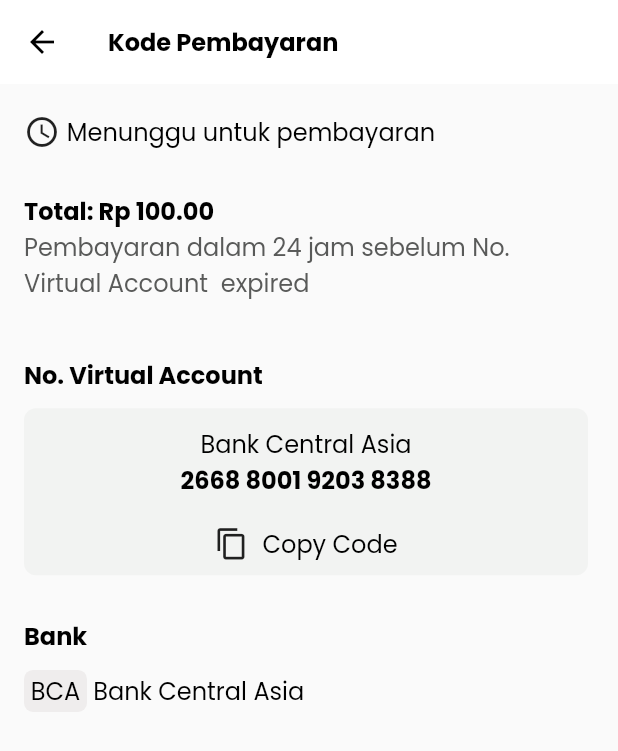
After one commit to Balink-8/mobile_balink, a Flutter app: the KodePembayaranPage screen opened directly, on a phone screen of 412 x 824 dp. The commit adds this screen. Shown: the top 751 px of the screen. Run offline on Flutter 3.47's test engine with Material 2 defaults, Android fonts, the phone set to English and light mode, and no system bars; our stand-ins replace carousel_slider, flutter_screenutil, google_fonts; missing offline and left inert: weekly_date_picker; network calls fail.

Commit message:
up slicing fitur checkout

```diff
--- /dev/null
+++ b/lib/view/checkout/kode_pembayaran.dart
@@ -0,0 +1,274 @@
+import 'package:flutter/material.dart';
+import 'package:flutter_screenutil/flutter_screenutil.dart';
+import 'package:mobile_balink/config/theme.dart';
+import 'package:mobile_balink/view/checkout/upload_bukti_pembayaran.dart';
+
+class KodePembayaranPage extends StatefulWidget {
+  const KodePembayaranPage({super.key});
+
+  @override
+  State<KodePembayaranPage> createState() => _KodePembayaranPageState();
+}
+
+class _KodePembayaranPageState extends State<KodePembayaranPage> {
+  @override
+  Widget build(BuildContext context) {
+    return Scaffold(
+      appBar: AppBar(
+        elevation: 0,
+        title: Text(
+          'Kode Pembayaran',
+          style: poppinsKecil.copyWith(
+            color: blackColor,
+            fontWeight: FontWeight.bold,
+          ),
+        ),
+        backgroundColor: whiteColor,
+      ),
+      body: SingleChildScrollView(
+        child: Padding(
+          padding: const EdgeInsets.fromLTRB(16, 20, 20, 20),
+          child: Column(
+            crossAxisAlignment: CrossAxisAlignment.start,
+            children: [
+              Row(
+                children: [
+                  Icon(Icons.access_time),
+                  SizedBox(width: 4.w),
+                  Text(
+                    'Menunggu untuk pembayaran',
+                    style: poppinsKecil.copyWith(
+                      color: blackColor,
+                    ),
+                  ),
+                ],
+              ),
+              // SizedBox(height: 6.h),
+              // Divider(thickness: 1),
+              SizedBox(height: 28.h),
+              Text(
+                'Total: Rp 100.00',
+                style: poppinsKecil.copyWith(
+                    color: blackColor, fontWeight: FontWeight.bold),
+              ),
+              Text(
+                'Pembayaran dalam 24 jam sebelum No. Virtual Account  expired',
+                style: poppinsKecil.copyWith(
+                  color: const Color.fromRGBO(89, 90, 89, 1),
+                ),
+              ),
+              SizedBox(height: 36.h),
+
+              Text(
+                'No. Virtual Account',
+                style: poppinsKecil.copyWith(
+                    color: blackColor, fontWeight: FontWeight.bold),
+              ),
+              SizedBox(height: 10.h),
+              Container(
+                // padding: EdgeInsets.only(bottom: 16),
+                height: 108.h,
+                decoration: BoxDecoration(
+                    borderRadius: BorderRadius.circular(8),
+                    color: Color.fromRGBO(242, 243, 242, 1)),
+                child: Column(
+                  // crossAxisAlignment: CrossAxisAlignment.center,
+                  children: [
+                    Padding(
+                      padding: const EdgeInsets.only(top: 12),
+                      child: Text(
+                        'Bank Central Asia',
+                        style: poppinsKecil.copyWith(color: blackColor),
+                      ),
+                    ),
+                    Text(
+                      '2668 8001 9203 8388',
+                      style: poppinsKecil.copyWith(
+                          color: blackColor, fontWeight: FontWeight.bold),
+                    ),
+                    SizedBox(height: 18.h),
+                    Row(
+                      mainAxisAlignment: MainAxisAlignment.center,
+                      children: [
+                        Icon(
+                          Icons.content_copy,
+                          size: 20.w,
+                        ),
+                        SizedBox(width: 8.w),
+                        Text(
+                          'Copy Code',
+                          style: poppinsKecil.copyWith(color: blackColor),
+                        ),
+                      ],
+                    ),
+                    // Divider(
+                    //   thickness: 90.h,
+                    // )
+                  ],
+                ),
+              ),
+              SizedBox(height: 28.h),
+              Text(
+                'Bank',
+                style: poppinsKecil.copyWith(
+                    color: blackColor, fontWeight: FontWeight.bold),
+              ),
+              SizedBox(height: 10.h),
+              Row(
+                children: [
+                  Container(
+                      height: 28,
+                      width: 42,
+                      decoration: BoxDecoration(
+                        color:
+                            forthColor, // Replace with your desired background color
+                        borderRadius: BorderRadius.circular(
+                            6.0), // Replace with your desired border radius
+                      ),
+                      // color: thirdColor,
+                      child: Center(
+                        child: Text(
+                          'BCA',
+                          style: poppinsKecil.copyWith(
+                              color: blackColor, fontWeight: FontWeight.w400),
+                        ),
+                      )),
+                  SizedBox(
+                    width: 4.h,
+                  ),
+                  Text(
+                    'Bank Central Asia',
+                    style: poppinsKecil.copyWith(
+                        color: blackColor, fontWeight: FontWeight.w400),
+                  )
+                ],
+              ),
+              SizedBox(height: 370.h),
+              // GestureDetector(
+              //   onTap: () {
+              //     showModalBottomSheet(
+              //       context: context,
+              //       shape: RoundedRectangleBorder(
+              //         borderRadius: BorderRadius.vertical(
+              //           top: Radius.circular(20.0.r),
+              //         ),
+              //       ),
+              //       builder: (context) {
+              //         return SizedBox(
+              //           height: 280,
+              //           child: Column(
+              //             crossAxisAlignment: CrossAxisAlignment.start,
+              //             mainAxisSize: MainAxisSize.min,
+              //             children: [
+              //               ListTile(
+              //                 title: Center(
+              //                   child: Text(
+              //                     'Ambil Foto',
+              //                     style: poppinsKecil.copyWith(
+              //                       fontSize: 18.sp,
+              //                       fontWeight: FontWeight.w600,
+              //                       color: blackColor,
+              //                     ),
+              //                   ),
+              //                 ),
+              //                 onTap: () {},
+              //               ),
+              //               const Divider(),
+              //               ListTile(
+              //                 title: Center(
+              //                   child: Text(
+              //                     'Pilih dari Galeri',
+              //                     style: poppinsKecil.copyWith(
+              //                       fontSize: 18.sp,
+              //                       fontWeight: FontWeight.w600,
+              //                       color: blackColor,
+              //                     ),
+              //                   ),
+              //                 ),
+              //                 onTap: () {},
+              //               ),
+              //               const Divider(),
+              //               ListTile(
+              //                 title: Center(
+              //                   child: Text(
+              //                     'Lihat foto',
+              //                     style: poppinsKecil.copyWith(
+              //                       fontSize: 18.sp,
+              //                       fontWeight: FontWeight.w600,
+              //                       color: blackColor,
+              //                     ),
+              //                   ),
+              //                 ),
+              //                 onTap: () {},
+              //               ),
+              //               const Divider(),
+              //               ListTile(
+              //                 title: Center(
+              //                   child: Text(
+              //                     'Batal',
+              //                     style: poppinsKecil.copyWith(
+              //                       fontSize: 18.sp,
+              //                       fontWeight: FontWeight.w100,
+              //                       color: const Color(0xff5E5E5E),
+              //                     ),
+              //                   ),
+              //                 ),
+              //                 onTap: () {
+              //                   Navigator.pop(context);
+              //                 },
+              //               ),
+              //             ],
+              //           ),
+              //         );
+              //       },
+              //     );
+              //   },
+              //   child: Container(
+              //     width: 360.w,
+              //     height: 48.h,
+              //     decoration: BoxDecoration(
+              //       color: secondaryColor,
+              //       borderRadius: BorderRadius.circular(8),
+              //     ),
+              //     child: Center(
+              //       child: Text(
+              //         'Upload Bukti Pembayaran',
+              //         style: poppinsKecil.copyWith(fontWeight: FontWeight.bold),
+              //       ),
+              //     ),
+              //   ),
+              // ),
+              // SizedBox(height: 100.h),
+              GestureDetector(
+                onTap: () {
+                  Navigator.push(
+                      context,
+                      MaterialPageRoute(
+                          builder: (context) => BuktiPembayaranPage()));
+                },
+                child: Container(
+                  width: 360.w,
+                  height: 48.h,
+                  decoration: BoxDecoration(
+                    border: Border.all(
+                      color: Colors.grey,
+                    ),
+                    // color: Colors.grey[500],
+                    borderRadius: BorderRadius.circular(8),
+                  ),
+                  child: Center(
+                    child: Text(
+                      'Lihat Pesanan',
+                      style: poppinsKecil.copyWith(
+                          color: Colors.grey, fontWeight: FontWeight.bold),
+                    ),
+                  ),
+                ),
+              ),
+            ],
+          ),
+        ),
+      ),
+    );
+  }
+}
```
Also changed, not shown: lib/view/checkout/checkout_shop.dart (+34 -4 lines), lib/view/checkout/choose_bank.dart (added, +117 -0 lines).
